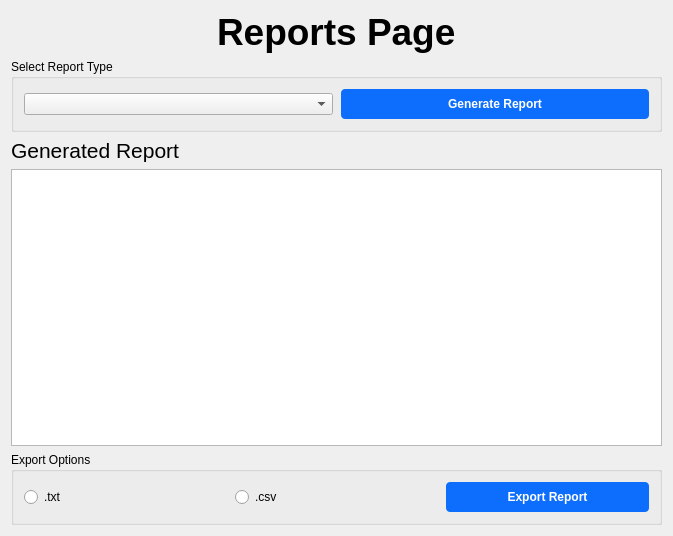
Qt form UCRS/Forms/reportspage.ui (OMarey1/University-Course-Registration-System) before a commit.
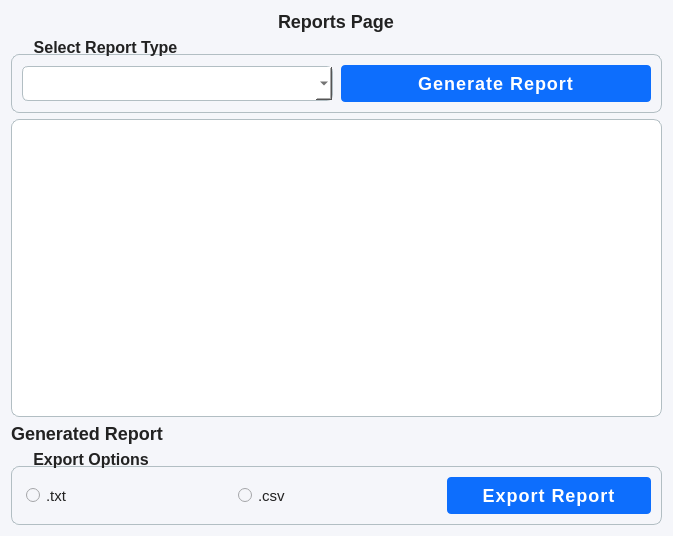
The same form after that commit.

Commit message: Added the reportsPage buttons functionalities

The edit to the form file:
```diff
--- a/UCRS/Forms/reportspage.ui
+++ b/UCRS/Forms/reportspage.ui
@@ -13,12 +13,127 @@
   <property name="windowTitle">
    <string>Dialog</string>
   </property>
+  <property name="styleSheet">
+   <string notr="true">/* Main background and label styling */
+QDialog, QWidget {
+    background: #f5f6fa;
+    color: #222;
+    font-family: 'Segoe UI', Arial, sans-serif;
+    font-size: 16px;
+}
+
+QLabel {
+    color: #222;
+    font-weight: bold;
+    font-size: 18px;
+}
+
+/* Header (Reports Page) */
+QLabel#headerLabel {
+    font-size: 32px;
+    font-weight: bold;
+    color: #222;
+}
+
+/* ComboBox (Select Report Type) */
+QComboBox, QComboBox QAbstractItemView {
+    background: #fff;
+    color: #222;
+    border: 1px solid #b2bec3;
+    border-radius: 6px;
+    padding: 6px 10px;
+    font-size: 16px;
+}
+
+/* Disabled ComboBox */
+QComboBox:disabled {
+    background: #e0e0e0;
+    color: #888;
+}
+
+/* Buttons */
+QPushButton {
+    background-color: #1677ff;
+    color: #fff;
+    border: none;
+    border-radius: 8px;
+    padding: 10px 24px;
+    font-size: 18px;
+    font-weight: bold;
+    letter-spacing: 1px;
+}
+QPushButton:hover {
+    background-color: #0e59c6;
+}
+QPushButton:pressed {
+    background-color: #0a3d91;
+}
+
+/* Table Widget (Generated Report) */
+QTableWidget, QTableView {
+    background: #fff;
+    color: #222;
+    border: 1px solid #b2bec3;
+    border-radius: 8px;
+    gridline-color: #dfe6e9;
+    font-size: 16px;
+}
+
+QHeaderView::section {
+    background-color: #1677ff;
+    color: #fff;
+    font-size: 16px;
+    font-weight: bold;
+    padding: 8px;
+    border: none;
+    border-radius: 0;
+}
+
+QTableWidget::item, QTableView::item {
+    padding: 6px;
+}
+
+/* Group boxes (e.g., Export Options) */
+QGroupBox {
+    border: 1px solid #b2bec3;
+    border-radius: 8px;
+    margin-top: 16px;
+    font-size: 16px;
+    font-weight: bold;
+    color: #222;
+}
+QGroupBox:title {
+    subcontrol-origin: margin;
+    left: 16px;
+    padding: 0 4px 0 4px;
+    background: transparent;
+}
+
+/* Radio buttons (Export Options) */
+QRadioButton {
+    font-size: 15px;
+    color: #222;
+    padding: 4px;
+}
+
+/* Disabled text */
+QLabel:disabled, QRadioButton:disabled {
+    color: #bbb;
+}
+
+/* Make sure everything is visible */
+* {
+    opacity: 1.0;
+}
+</string>
+  </property>
   <layout class="QVBoxLayout" name="verticalLayout">
    <item alignment="Qt::AlignmentFlag::AlignHCenter|Qt::AlignmentFlag::AlignVCenter">
     <widget class="QLabel" name="reportPageWelcome">
      <property name="font">
       <font>
-       <pointsize>28</pointsize>
+       <family>Segoe UI</family>
+       <pointsize>-1</pointsize>
        <bold>true</bold>
       </font>
      </property>
@@ -71,11 +186,16 @@
      </layout>
     </widget>
    </item>
+   <item>
+    <widget class="QTableWidget" name="reportWidget"/>
+   </item>
    <item>
     <widget class="QLabel" name="label">
      <property name="font">
       <font>
-       <pointsize>16</pointsize>
+       <family>Segoe UI</family>
+       <pointsize>-1</pointsize>
+       <bold>true</bold>
       </font>
      </property>
      <property name="text">
@@ -83,16 +203,6 @@
      </property>
     </widget>
    </item>
-   <item>
-    <widget class="QTableView" name="viewGeneratedReport">
-     <property name="alternatingRowColors">
-      <bool>true</bool>
-     </property>
-     <property name="gridStyle">
-      <enum>Qt::PenStyle::DotLine</enum>
-     </property>
-    </widget>
-   </item>
    <item>
     <widget class="QGroupBox" name="exportOptionsGroupBox">
      <property name="title">
@@ -115,14 +225,14 @@
        <number>10</number>
       </property>
       <item>
-       <widget class="QRadioButton" name="csvRadioButton">
+       <widget class="QRadioButton" name="txtRadioButton">
         <property name="text">
          <string>.txt</string>
         </property>
        </widget>
       </item>
       <item>
-       <widget class="QRadioButton" name="radioButton">
+       <widget class="QRadioButton" name="csvRadioButton">
         <property name="text">
          <string>.csv</string>
         </property>
```
The commit also changes 9 other files.
